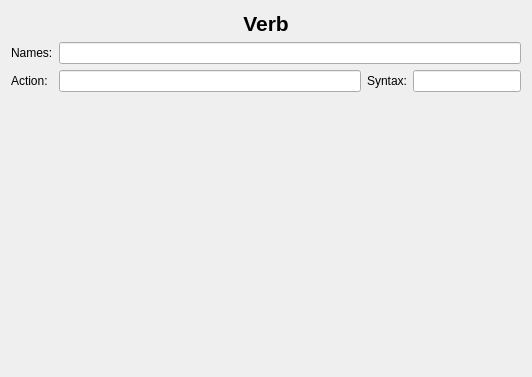
Before: the Qt Designer form base/nautilus/view/verb-widget.ui in jason80/dragonfly, drawn with Qt 5.
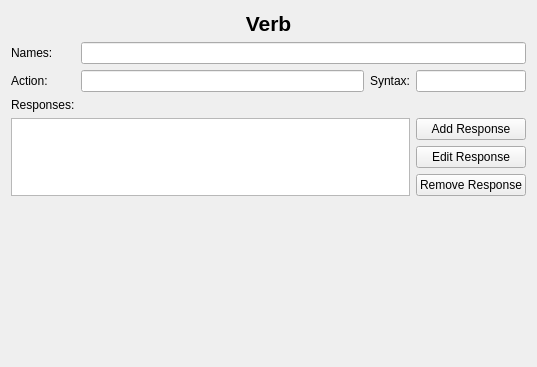
After: the same form once the commit is applied.

Commit message: feat: add, edit and remove verb responses

```diff
--- a/base/nautilus/view/verb-widget.ui
+++ b/base/nautilus/view/verb-widget.ui
@@ -6,14 +6,27 @@
    <rect>
     <x>0</x>
     <y>0</y>
-    <width>532</width>
-    <height>377</height>
+    <width>537</width>
+    <height>367</height>
    </rect>
   </property>
   <property name="windowTitle">
    <string>Form</string>
   </property>
   <layout class="QGridLayout" name="gridLayout">
+   <item row="5" column="3" colspan="2">
+    <widget class="QPushButton" name="btnEditResponse">
+     <property name="text">
+      <string>Edit Response</string>
+     </property>
+    </widget>
+   </item>
+   <item row="2" column="3" colspan="2">
+    <widget class="QLineEdit" name="edtSyntax"/>
+   </item>
+   <item row="2" column="1">
+    <widget class="QLineEdit" name="edtAction"/>
+   </item>
    <item row="0" column="0" colspan="5">
     <widget class="QLabel" name="label_2">
      <property name="font">
@@ -31,7 +44,7 @@
      </property>
     </widget>
    </item>
-   <item row="4" column="0">
+   <item row="7" column="0">
     <spacer name="verticalSpacer">
      <property name="orientation">
       <enum>Qt::Vertical</enum>
@@ -51,6 +64,23 @@
      </property>
     </widget>
    </item>
+   <item row="4" column="3" colspan="2">
+    <widget class="QPushButton" name="btnAddResponse">
+     <property name="text">
+      <string>Add Response</string>
+     </property>
+    </widget>
+   </item>
+   <item row="1" column="1" colspan="4">
+    <widget class="QLineEdit" name="edtNames"/>
+   </item>
+   <item row="3" column="0">
+    <widget class="QLabel" name="label_5">
+     <property name="text">
+      <string>Responses:</string>
+     </property>
+    </widget>
+   </item>
    <item row="2" column="0">
     <widget class="QLabel" name="label_3">
      <property name="text">
@@ -65,14 +95,15 @@
      </property>
     </widget>
    </item>
-   <item row="2" column="1">
-    <widget class="QLineEdit" name="edtAction"/>
+   <item row="4" column="0" rowspan="3" colspan="3">
+    <widget class="QListView" name="lstResponses"/>
    </item>
-   <item row="1" column="1" colspan="4">
-    <widget class="QLineEdit" name="edtNames"/>
-   </item>
-   <item row="2" column="3" colspan="2">
-    <widget class="QLineEdit" name="edtSyntax"/>
+   <item row="6" column="3" colspan="2">
+    <widget class="QPushButton" name="btnRemoveResponse">
+     <property name="text">
+      <string>Remove Response</string>
+     </property>
+    </widget>
    </item>
   </layout>
  </widget>
```
The commit also changes 3 other files.
